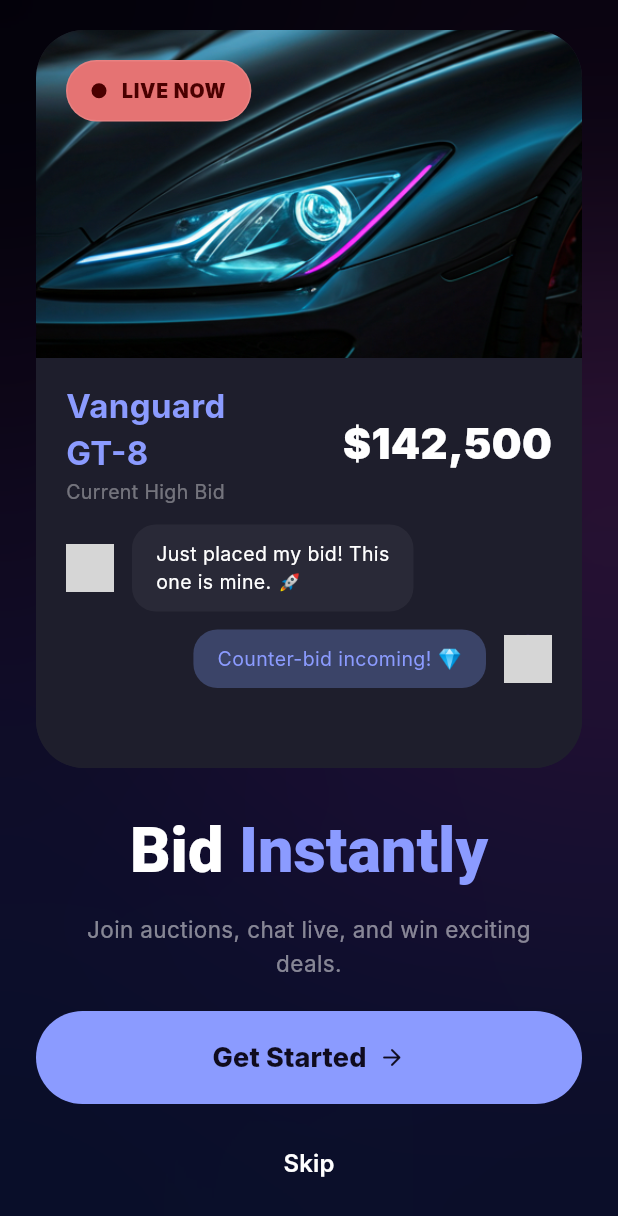
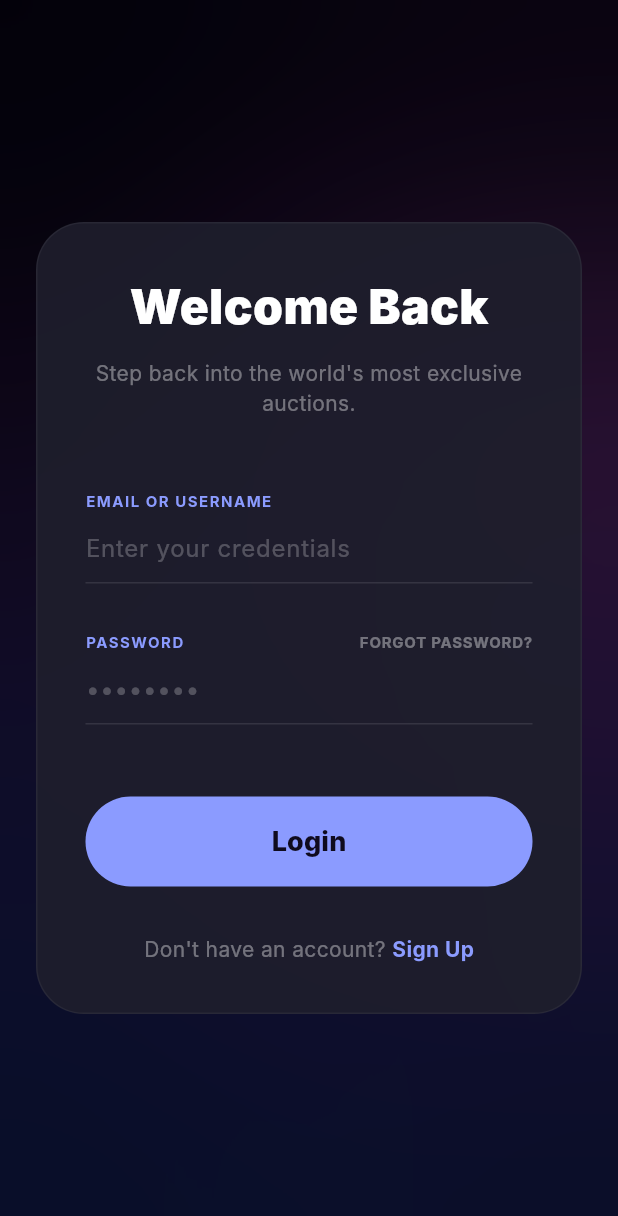
Before and after one commit to srsakilhossen302/live-stream-app, a Flutter app: the screen it shows after launch, after a tap on "Get Started", after a tap on "Skip", on a phone screen of 412 x 824 dp. Shown: the top 1216 px of the screen. Run offline on Flutter 3.47's test engine with Material 3 defaults, Android fonts, the phone set to English and light mode, and no system bars; our stand-ins replace get; network calls fail; Roboto replaces fonts that are missing (Inter); grey boxes are pictures that could not be loaded.

Commit message:
Implement premium Login Screen and link with Onboarding flow

```diff
--- a/lib/core/app_route.dart
+++ b/lib/core/app_route.dart
@@ -1,3 +1,13 @@
+import 'package:get/get.dart';
+import '../view/screens/onboarding/screen/onboarding_screen.dart';
+import '../view/screens/auth/screen/login_screen.dart';
+
 class AppRoute {
-  static const String splash = "/splash";
+  static const String onboarding = "/onboarding";
+  static const String login = "/login";
+
+  static List<GetPage> routes = [
+    GetPage(name: onboarding, page: () => const OnboardingScreen()),
+    GetPage(name: login, page: () => const LoginScreen()),
+  ];
 }
--- a/lib/main.dart
+++ b/lib/main.dart
@@ -1,7 +1,6 @@
-import 'package:flutter/cupertino.dart';
 import 'package:flutter/material.dart';
 import 'package:get/get.dart';
-import 'view/screens/onboarding/screen/onboarding_screen.dart';
+import 'core/app_route.dart';
 
 void main() {
   runApp(const MyApp());
@@ -20,7 +19,8 @@ class MyApp extends StatelessWidget {
         useMaterial3: true,
         fontFamily: 'Inter',
       ),
-      home: const OnboardingScreen(),
+      initialRoute: AppRoute.onboarding,
+      getPages: AppRoute.routes,
     );
   }
 }
--- /dev/null
+++ b/lib/view/screens/auth/controller/login_controller.dart
@@ -0,0 +1,26 @@
+import 'package:flutter/material.dart';
+import 'package:get/get.dart';
+
+class LoginController extends GetxController {
+  final emailController = TextEditingController();
+  final passwordController = TextEditingController();
+
+  void onLogin() {
+    Get.log("Login Clicked: ${emailController.text}");
+  }
+
+  void onSignUp() {
+    Get.log("Sign Up Clicked");
+  }
+
+  void onForgotPassword() {
+    Get.log("Forgot Password Clicked");
+  }
+
+  @override
+  void onClose() {
+    emailController.dispose();
+    passwordController.dispose();
+    super.onClose();
+  }
+}
--- /dev/null
+++ b/lib/view/screens/auth/screen/login_screen.dart
@@ -0,0 +1,162 @@
+import 'package:flutter/material.dart';
+import 'package:get/get.dart';
+import '../../../../global/widgets/custom_background.dart';
+import '../controller/login_controller.dart';
+
+class LoginScreen extends GetView<LoginController> {
+  const LoginScreen({super.key});
+
+  @override
+  Widget build(BuildContext context) {
+    Get.put(LoginController());
+    return CustomBackground(
+      child: Center(
+        child: SingleChildScrollView(
+          child: Padding(
+            padding: const EdgeInsets.symmetric(horizontal: 24.0),
+            child: Container(
+              padding: const EdgeInsets.all(32),
+              decoration: BoxDecoration(
+                color: const Color(0xFF1E1E2C).withOpacity(0.9),
+                borderRadius: BorderRadius.circular(32),
+                border: Border.all(color: Colors.white.withOpacity(0.05)),
+              ),
+              child: Column(
+                mainAxisSize: MainAxisSize.min,
+                crossAxisAlignment: CrossAxisAlignment.center,
+                children: [
+                  const Text(
+                    "Welcome Back",
+                    style: TextStyle(
+                      color: Colors.white,
+                      fontSize: 32,
+                      fontWeight: FontWeight.w900,
+                    ),
+                  ),
+                  const SizedBox(height: 12),
+                  const Text(
+                    "Step back into the world's most exclusive auctions.",
+                    textAlign: TextAlign.center,
+                    style: TextStyle(
+                      color: Colors.white38,
+                      fontSize: 14,
+                    ),
+                  ),
+                  const SizedBox(height: 48),
+
+                  // Email Field
+                  _buildLabel("EMAIL OR USERNAME"),
+                  TextField(
+                    controller: controller.emailController,
+                    style: const TextStyle(color: Colors.white),
+                    decoration: InputDecoration(
+                      hintText: "Enter your credentials",
+                      hintStyle: const TextStyle(color: Colors.white24, fontSize: 16),
+                      enabledBorder: UnderlineInputBorder(borderSide: BorderSide(color: Colors.white.withOpacity(0.1))),
+                      focusedBorder: const UnderlineInputBorder(borderSide: BorderSide(color: Color(0xFF8B9BFF))),
+                    ),
+                  ),
+
+                  const SizedBox(height: 32),
+
+                  // Password Field
+                  Row(
+                    mainAxisAlignment: MainAxisAlignment.spaceBetween,
+                    children: [
+                      _buildLabel("PASSWORD"),
+                      GestureDetector(
+                        onPressed: () => controller.onForgotPassword(),
+                        child: const Text(
+                          "FORGOT PASSWORD?",
+                          style: TextStyle(
+                            color: Colors.white38,
+                            fontSize: 10,
+                            fontWeight: FontWeight.bold,
+                            letterSpacing: 0.5,
+                          ),
+                        ),
+                      ),
+                    ],
+                  ),
+                  TextField(
+                    controller: controller.passwordController,
+                    obscureText: true,
+                    style: const TextStyle(color: Colors.white),
+                    decoration: InputDecoration(
+                      hintText: "••••••••",
+                      hintStyle: const TextStyle(color: Colors.white24, fontSize: 16),
+                      enabledBorder: UnderlineInputBorder(borderSide: BorderSide(color: Colors.white.withOpacity(0.1))),
+                      focusedBorder: const UnderlineInputBorder(borderSide: BorderSide(color: Color(0xFF8B9BFF))),
+                    ),
+                  ),
+
+                  const SizedBox(height: 48),
+
+                  // Login Button
+                  SizedBox(
+                    width: double.infinity,
+                    height: 60,
+                    child: ElevatedButton(
+                      onPressed: () => controller.onLogin(),
+                      style: ElevatedButton.styleFrom(
+                        backgroundColor: const Color(0xFF8B9BFF),
+                        foregroundColor: const Color(0xFF0F0B1E),
+                        shape: RoundedRectangleBorder(
+                          borderRadius: BorderRadius.circular(30),
+                        ),
+                        elevation: 0,
+                      ),
+                      child: const Text(
+                        "Login",
+                        style: TextStyle(fontSize: 18, fontWeight: FontWeight.w800),
+                      ),
+                    ),
+                  ),
+
+                  const SizedBox(height: 32),
+
+                  // Footer
+                  Row(
+                    mainAxisAlignment: MainAxisAlignment.center,
+                    children: [
+                      const Text(
+                        "Don't have an account? ",
+                        style: TextStyle(color: Colors.white38, fontSize: 14),
+                      ),
+                      GestureDetector(
+                        onPressed: () => controller.onSignUp(),
+                        child: const Text(
+                          "Sign Up",
+                          style: TextStyle(
+                            color: Color(0xFF8B9BFF),
+                            fontSize: 14,
+                            fontWeight: FontWeight.bold,
+                          ),
+                        ),
+                      ),
+                    ],
+                  ),
+                ],
+              ),
+            ),
+          ),
+        ),
+      ),
+    );
+  }
+
+  Widget _buildLabel(String text) {
+    return Align(
+      alignment: Alignment.centerLeft,
+      child: Text(
+        text,
+        style: const TextStyle(
+          color: Color(0xFF8B9BFF),
+          fontSize: 10,
+          fontWeight: FontWeight.bold,
+          letterSpacing: 1.0,
+        ),
+      ),
+    );
+  }
+}
--- a/lib/view/screens/onboarding/controller/onboarding_controller.dart
+++ b/lib/view/screens/onboarding/controller/onboarding_controller.dart
@@ -1,5 +1,6 @@
 import 'package:flutter/material.dart';
 import 'package:get/get.dart';
+import '../../../../core/app_route.dart';
 import '../../../../core/utils/app_images.dart';
 
 class OnboardingController extends GetxController {
@@ -38,12 +39,12 @@ class OnboardingController extends GetxController {
         curve: Curves.easeIn,
       );
     } else {
-      Get.log("Navigate to Auth");
+      Get.offNamed(AppRoute.login);
     }
   }
 
   void onSkip() {
-    Get.log("Skip Clicked");
+    Get.offNamed(AppRoute.login);
   }
 
   @override
```
